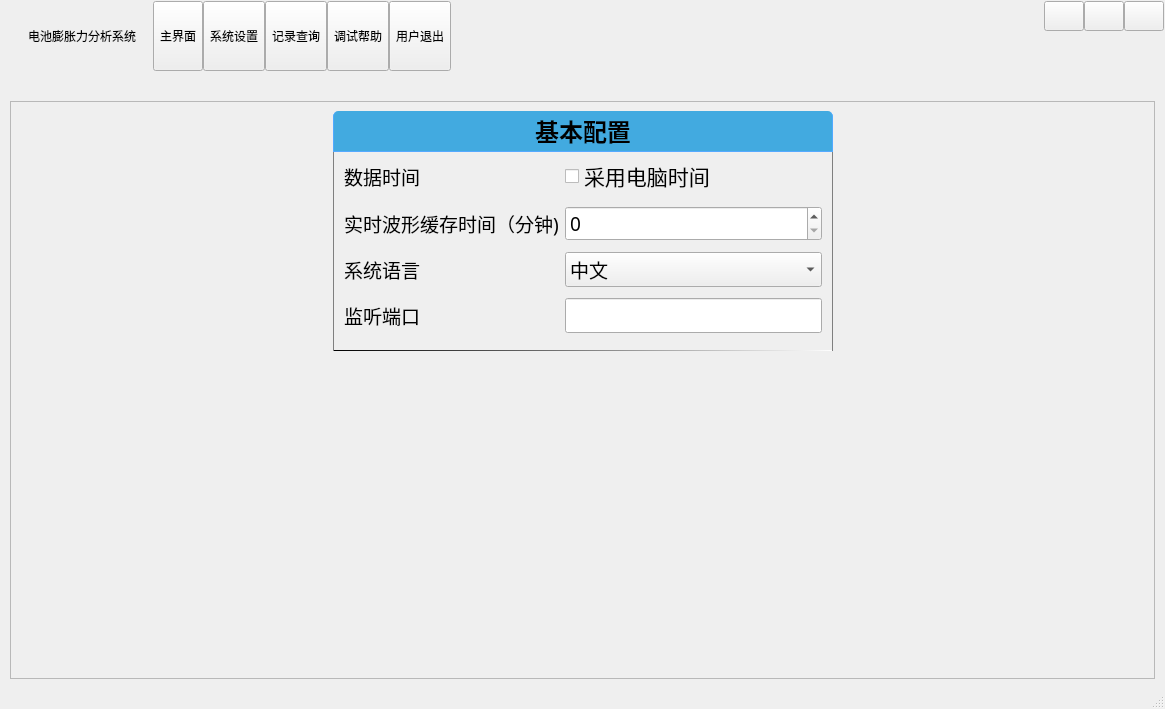
First picture: the form in MainWnd.ui, repository byteman/bullet, before the edit.
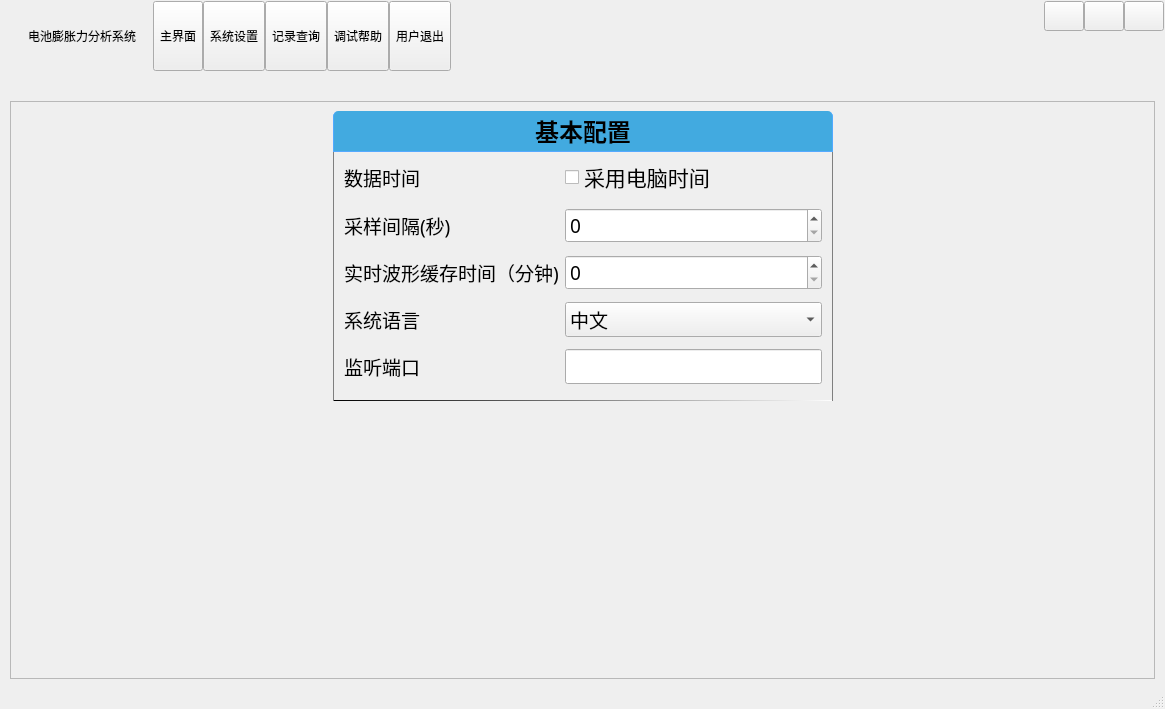
Second picture: the form after the edit. Icons and pictures are not drawn. Custom widgets are drawn as their Qt base class.

Commit message: 搞定存储时间间隔功能

```diff
--- a/MainWnd.ui
+++ b/MainWnd.ui
@@ -663,7 +663,7 @@
                   <property name="minimumSize">
                    <size>
                     <width>500</width>
-                    <height>200</height>
+                    <height>250</height>
                    </size>
                   </property>
                   <property name="font">
@@ -721,19 +721,7 @@
                      </property>
                     </widget>
                    </item>
-                   <item row="2" column="2">
-                    <widget class="QSpinBox" name="sbWaveMin">
-                     <property name="font">
-                      <font>
-                       <family>微软雅黑</family>
-                       <pointsize>14</pointsize>
-                       <weight>50</weight>
-                       <bold>false</bold>
-                      </font>
-                     </property>
-                    </widget>
-                   </item>
-                   <item row="3" column="1">
+                   <item row="4" column="1">
                     <widget class="QLabel" name="label_4">
                      <property name="font">
                       <font>
@@ -747,6 +735,18 @@
                     </widget>
                    </item>
                    <item row="3" column="2">
+                    <widget class="QSpinBox" name="sbWaveMin">
+                     <property name="font">
+                      <font>
+                       <family>微软雅黑</family>
+                       <pointsize>14</pointsize>
+                       <weight>50</weight>
+                       <bold>false</bold>
+                      </font>
+                     </property>
+                    </widget>
+                   </item>
+                   <item row="4" column="2">
                     <widget class="QComboBox" name="cbxLang">
                      <property name="font">
                       <font>
@@ -761,19 +761,14 @@
                      </item>
                     </widget>
                    </item>
-                   <item row="2" column="1">
-                    <widget class="QLabel" name="label_3">
+                   <item row="5" column="2">
+                    <widget class="QLineEdit" name="edtPort">
                      <property name="font">
                       <font>
                        <family>微软雅黑</family>
                        <pointsize>14</pointsize>
-                       <weight>50</weight>
-                       <bold>false</bold>
                       </font>
                      </property>
-                     <property name="text">
-                      <string>实时波形缓存时间（分钟)</string>
-                     </property>
                     </widget>
                    </item>
                    <item row="1" column="2">
@@ -791,7 +786,7 @@
                      </property>
                     </widget>
                    </item>
-                   <item row="4" column="1">
+                   <item row="5" column="1">
                     <widget class="QLabel" name="label">
                      <property name="font">
                       <font>
@@ -804,8 +799,36 @@
                      </property>
                     </widget>
                    </item>
-                   <item row="4" column="2">
-                    <widget class="QLineEdit" name="edtPort">
+                   <item row="3" column="1">
+                    <widget class="QLabel" name="label_3">
+                     <property name="font">
+                      <font>
+                       <family>微软雅黑</family>
+                       <pointsize>14</pointsize>
+                       <weight>50</weight>
+                       <bold>false</bold>
+                      </font>
+                     </property>
+                     <property name="text">
+                      <string>实时波形缓存时间（分钟)</string>
+                     </property>
+                    </widget>
+                   </item>
+                   <item row="2" column="1">
+                    <widget class="QLabel" name="label_9">
+                     <property name="font">
+                      <font>
+                       <family>微软雅黑</family>
+                       <pointsize>14</pointsize>
+                      </font>
+                     </property>
+                     <property name="text">
+                      <string>采样间隔(秒)</string>
+                     </property>
+                    </widget>
+                   </item>
+                   <item row="2" column="2">
+                    <widget class="QSpinBox" name="sbSaveInt">
                      <property name="font">
                       <font>
                        <family>微软雅黑</family>
```
The commit also changes 14 other files.
